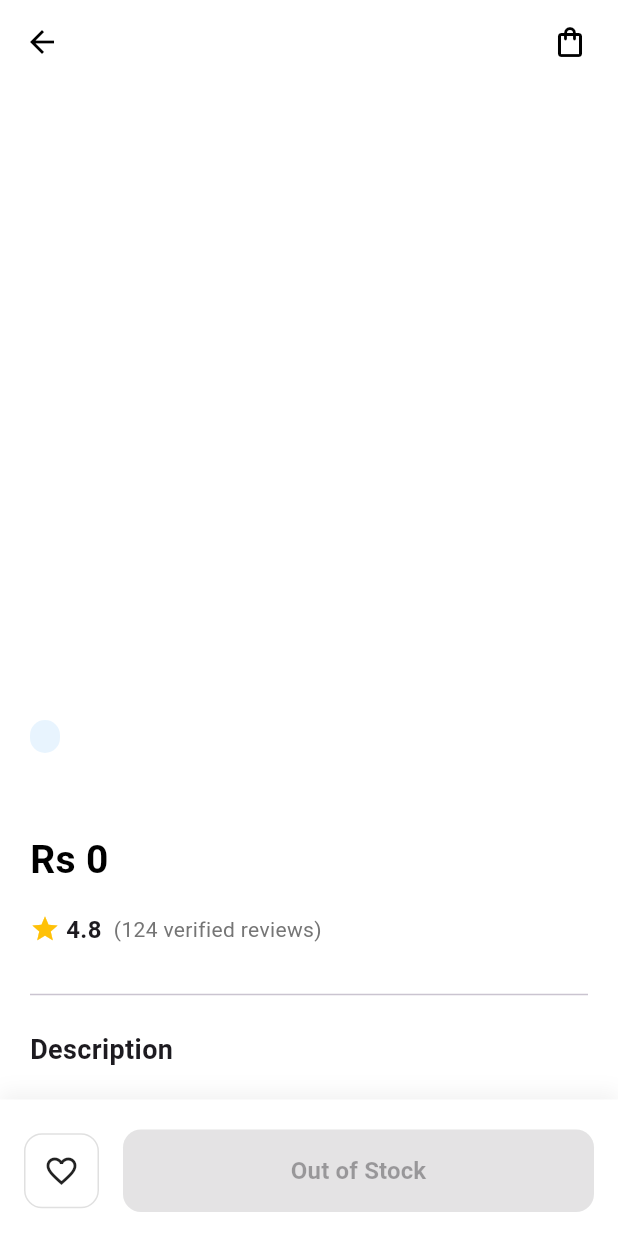
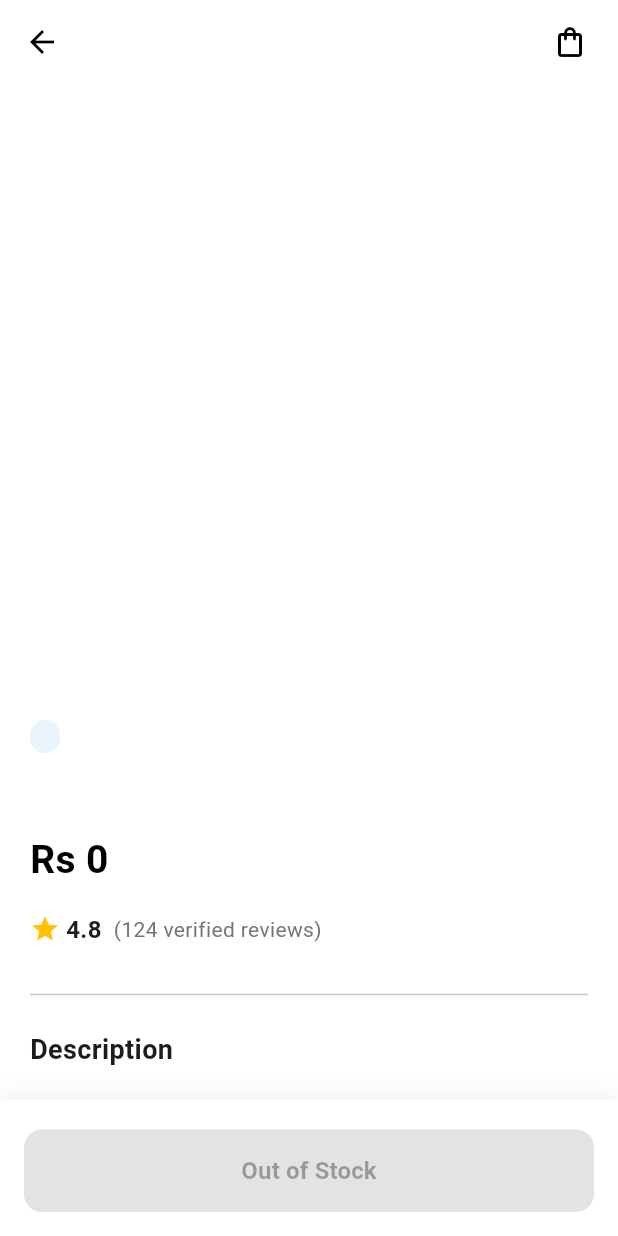
Before and after one commit to MemoonaKhalid76/ecommerce-backend, a Flutter app: the ProductDetailScreen screen opened directly with empty values, on a phone screen of 412 x 824 dp. Run offline on Flutter 3.47's test engine with Material 3 defaults, Android fonts, the phone set to English and light mode, and no system bars; our stand-ins replace cached_network_image, connectivity_plus, flutter_secure_storage, shared_preferences, shimmer; accounts and stored records are empty; network calls fail; Roboto replaces fonts that are missing (Poppins).

Commit message:
Add files via upload

```diff
--- a/lib/models/product_model.dart
+++ b/lib/models/product_model.dart
@@ -64,7 +64,7 @@
       );
     }
 
-    final rootUrl = '${apiUri.scheme}://${apiUri.host}:${apiUri.port}';
+    final rootUrl = '${apiUri.scheme}://${apiUri.host}${apiUri.hasPort ? ':${apiUri.port}' : ''}';
 
     imgs = imgs.map((url) {
       if (url.isEmpty) return '';
--- a/lib/screens/product_detail_screen.dart
+++ b/lib/screens/product_detail_screen.dart
@@ -405,21 +405,8 @@
                child: Row(
                  children: [
                     // Favorite Button placeholder (optional)
-                   GestureDetector(
-                      onTap: () {
-                        // Toggle favorite logic
-                        ScaffoldMessenger.of(context).showSnackBar(const SnackBar(content: Text('Added to favorites!')));
-                      },
-                      child: Container(
-                         padding: const EdgeInsets.all(12),
-                         decoration: BoxDecoration(
-                           border: Border.all(color: Colors.grey.shade300),
-                           borderRadius: BorderRadius.circular(12),
-                         ),
-                         child: const Icon(Icons.favorite_border),
-                      ),
-                   ),
-                   const SizedBox(width: 16),
+
+
                    Expanded(
                      child: ElevatedButton(
                        style: ElevatedButton.styleFrom(
```
Also changed, not shown: lib/screens/home_screen.dart (+1 -12 lines).
